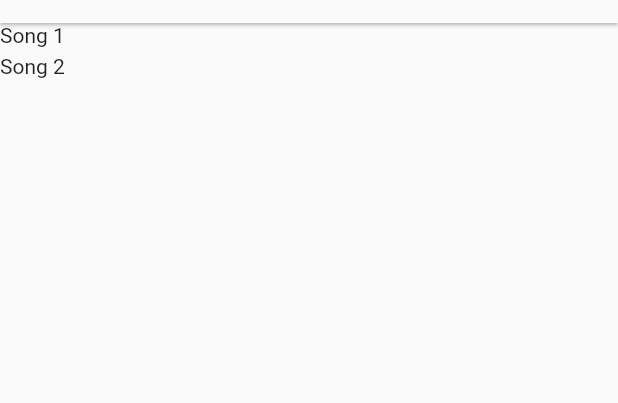
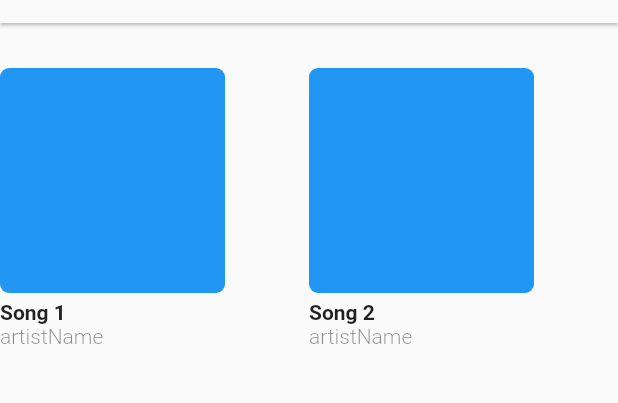
Before and after one commit to kingdennis-crypto/MusicBox, a Flutter app: the FavoriteScreen screen opened directly, on a phone screen of 412 x 824 dp, the part 61-464 px from its top. Run offline on Flutter 3.47's test engine with Material 2 defaults, Android fonts, the phone set to English and light mode, and no system bars; our stand-ins replace get, marquee, sliding_up_panel; network calls fail.

Commit message:
feat: :sparkles: Added a gridview for the favorites

```diff
--- a/lib/favorite.dart
+++ b/lib/favorite.dart
@@ -1,5 +1,6 @@
 import 'package:flutter/material.dart';
 import 'package:get/get.dart';
+import 'package:musicbox/components/album.dart';
 import 'package:musicbox/store_controller.dart';
 
 class FavoriteScreen extends StatefulWidget {
@@ -19,16 +20,26 @@ class _FavoriteScreenState extends State<FavoriteScreen> {
         title: const Text("Favorites"),
       ),
       body: SingleChildScrollView(
+        padding: EdgeInsets.only(
+            top: 20, bottom: MediaQuery.of(context).padding.bottom),
         child: Column(
-          children: <Widget>[
-            ListView.separated(
-              physics: const NeverScrollableScrollPhysics(),
-              shrinkWrap: true,
-              itemBuilder: (context, index) =>
-                  Text(storeController.favoriteSongs[index]),
-              separatorBuilder: (context, index) => const SizedBox(height: 5),
-              itemCount: storeController.favoriteSongs.length,
-            )
+          children: [
+            Padding(
+              padding: const EdgeInsets.symmetric(vertical: 10),
+              child: GridView.builder(
+                physics: const NeverScrollableScrollPhysics(),
+                shrinkWrap: true,
+                gridDelegate: const SliverGridDelegateWithFixedCrossAxisCount(
+                  crossAxisCount: 2,
+                  mainAxisSpacing: 5,
+                ),
+                itemCount: storeController.favoriteSongs.length,
+                itemBuilder: (context, index) => Album(
+                  albumName: storeController.favoriteSongs[index],
+                  artistName: "artistName",
+                ),
+              ),
+            ),
           ],
         ),
       ),
```
